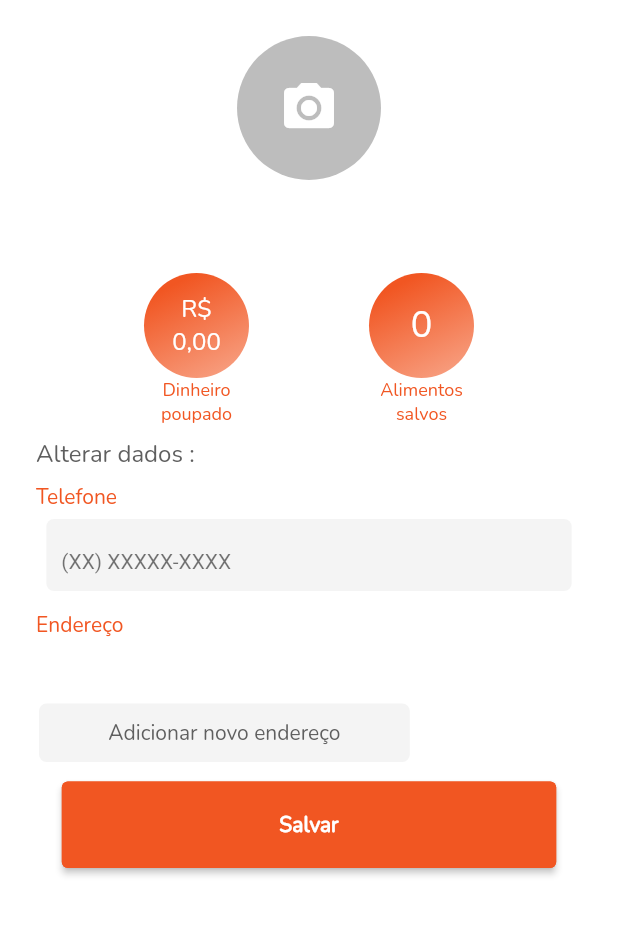
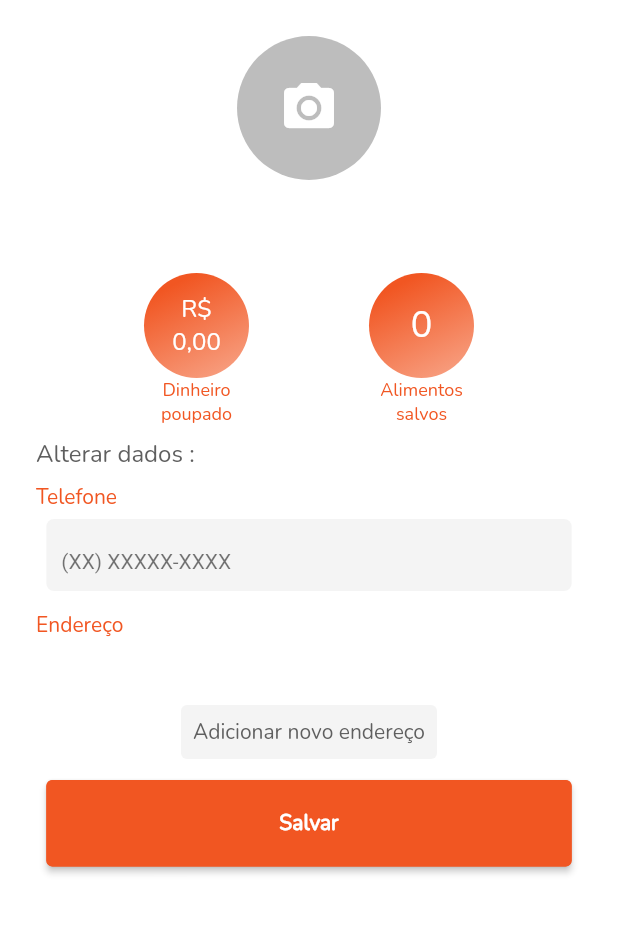
Before and after one commit to resilvajr1610/promosave, a Flutter app: the ProfileScreen screen opened by its route, after a tap on "Salvar", on a phone screen of 412 x 824 dp, the part 84-1020 px from its top. Run offline on Flutter 3.47's test engine with Material 2 defaults, Android fonts, the phone set to English and light mode, and no system bars; our stand-ins replace brasil_fields, cloud_firestore, firebase_auth, firebase_core, firebase_messaging, firebase_storage and 7 more; missing offline and left inert: google_place; accounts and stored records are empty.

```diff
--- a/lib/views/home_screen.dart
+++ b/lib/views/home_screen.dart
@@ -268,7 +268,7 @@ class _HomeScreenState extends State<HomeScreen> {
                         controller: _controllerSearch,
                         textAlign: TextAlign.start,
                         keyboardType: TextInputType.text,
-                        textAlignVertical: TextAlignVertical.center,
+                        textAlignVertical: TextAlignVertical.bottom,
                         style: TextStyle(
                           color: PaletteColor.grey,
                           fontSize: 16.0,
--- a/lib/views/login_screen.dart
+++ b/lib/views/login_screen.dart
@@ -95,7 +95,7 @@ class _LoginScreenState extends State<LoginScreen> {
                 SizedBox(height: height*0.06),
                 Container(
                   width: width*0.8,
-                  child: TextCustom(text: 'E - mail',color: PaletteColor.primaryColor,size: 14.0,fontWeight: FontWeight.normal,textAlign: TextAlign.start),
+                  child: TextCustom(text: 'E-mail',color: PaletteColor.primaryColor,size: 14.0,fontWeight: FontWeight.normal,textAlign: TextAlign.start),
                 ),
                 InputRegister(
                   icons: Icons.height,
@@ -103,7 +103,7 @@ class _LoginScreenState extends State<LoginScreen> {
                   width: width*0.8,
                   obscure: false,
                   controller: _controllerEmail,
-                  hint:'E - mail',
+                  hint:'E-mail',
                   fonts: 14.0,
                   keyboardType: TextInputType.text,
                 ),
--- a/lib/views/products_screen.dart
+++ b/lib/views/products_screen.dart
@@ -284,7 +284,7 @@ class _ProductsScreenState extends State<ProductsScreen> {
                       padding: EdgeInsets.symmetric(horizontal: 20),
                       width: width * 0.65,
                       child: TextCustom(
-                          text: 'Endereço : ' + widget.args.address,
+                          text: 'Endereço: ' + widget.args.address,
                           fontWeight: FontWeight.normal,
                           color: PaletteColor.grey,
                           size: 12.0,
@@ -294,7 +294,7 @@ class _ProductsScreenState extends State<ProductsScreen> {
                       padding: EdgeInsets.symmetric(horizontal: 20),
                       width: width * 0.65,
                       child: TextCustom(
-                          text: 'Taxa de entrega : R\$ ${total.toStringAsFixed(2).replaceAll('.', ',')}',
+                          text: 'Taxa de entrega: R\$ ${total.toStringAsFixed(2).replaceAll('.', ',')}',
                           fontWeight: FontWeight.normal,
                           color: PaletteColor.grey,
                           size: 12.0,
--- a/lib/views/profile_screen.dart
+++ b/lib/views/profile_screen.dart
@@ -476,34 +476,23 @@ class _ProfileScreenState extends State<ProfileScreen> {
                   : Container(),
               SizedBox(height: 10),
               homeAddress == "" || workAddress == "" || otherStreet == ""
-                  ? Row(
-                      children: [
-                        GestureDetector(
-                          onTap: () => _showDialog(),
-                          child: Container(
-                            alignment: Alignment.topCenter,
-                            width: width * 0.6,
-                            padding: EdgeInsets.all(10),
-                            margin: EdgeInsets.symmetric(
-                                horizontal: 10, vertical: 5),
-                            decoration: BoxDecoration(
-                                color: PaletteColor.greyLight,
-                                borderRadius: BorderRadius.circular(5)),
-                            child: TextCustom(
-                                size: 14.0,
-                                fontWeight: FontWeight.normal,
-                                color: PaletteColor.grey,
-                                text: 'Adicionar novo endereço',
-                                textAlign: TextAlign.center),
-                          ),
+              ?TextButton(
+                style: TextButton.styleFrom(
+                  backgroundColor: PaletteColor.greyLight,
+                ),
+                onPressed: () => _showDialog(),
+                child: TextCustom(
+                          size: 14.0,
+                          fontWeight: FontWeight.normal,
+                          color: PaletteColor.grey,
+                          text: 'Adicionar novo endereço',
+                          textAlign: TextAlign.center
                         ),
-                        Spacer()
-                      ],
-                    )
-                  : Container(),
+              ): Container(),
               Padding(
                 padding: const EdgeInsets.all(8.0),
                 child: ButtonCustom(
+                  customWidth: 0.85,
                   onPressed: () {},
                   text: "Salvar",
                   size: 0,
--- a/lib/views/questions_screen.dart
+++ b/lib/views/questions_screen.dart
@@ -92,7 +92,7 @@ class _QuestionsScreenState extends State<QuestionsScreen> {
               Container(
                 width: width*0.75,
                 child: TextCustom(
-                    text: 'Dúvidas? Entre em contato pelo nosso WhatsApp',
+                    text: 'Dúvidas? Chamar no WhatsApp',
                     size: 16.0,
                     color: PaletteColor.grey,
                     fontWeight: FontWeight.normal,
--- a/lib/widgets/drawer_custom.dart
+++ b/lib/widgets/drawer_custom.dart
@@ -16,7 +16,7 @@ class DrawerCustom extends StatelessWidget {
     return SingleChildScrollView(
       child: Container(
         width: width*0.7,
-        height: height*0.9,
+        height: height,
         color: Colors.white,
         padding: EdgeInsets.all(8),
         child: Column(
@@ -81,6 +81,7 @@ class DrawerCustom extends StatelessWidget {
                 child: Icon(Icons.logout,color: PaletteColor.primaryColor)
               ),
             ),
+            SizedBox(height: height*0.1,)
           ],
         ),
       ),
--- a/lib/widgets/snackBars.dart
+++ b/lib/widgets/snackBars.dart
@@ -2,6 +2,7 @@ import '../utils/export.dart';
 
 void showSnackBar(BuildContext context, String text,final _scaffoldKey){
   final snackbar = SnackBar(
+    duration: Duration(seconds: 2),
     backgroundColor: Colors.red,
     content: Container(
       alignment: Alignment.center,
```
Also changed, not shown: lib/views/shopping_screen.dart (+23 -8 lines).
